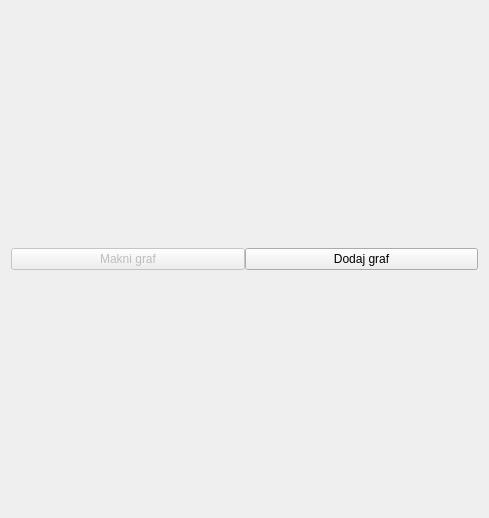
Qt form app/view/ui_files/pomocni_grafovi_widget.ui (kluksa/kontrola-podataka) before a commit.
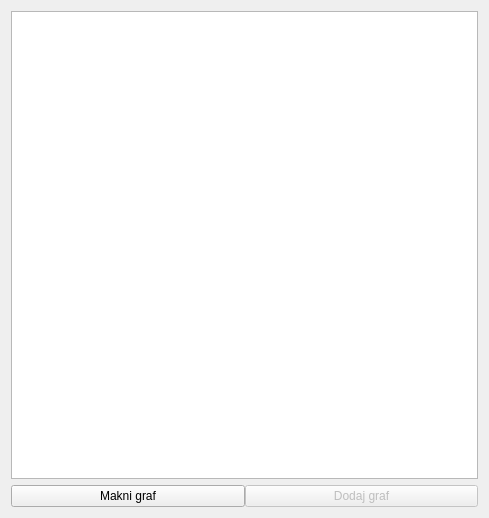
The same form after that commit.

The edit to the form file:
```diff
--- a/app/view/ui_files/pomocni_grafovi_widget.ui
+++ b/app/view/ui_files/pomocni_grafovi_widget.ui
@@ -14,6 +14,9 @@
    <string>Form</string>
   </property>
   <layout class="QVBoxLayout" name="verticalLayout_2">
+   <item>
+    <widget class="QTreeView" name="treeView"/>
+   </item>
    <item>
     <layout class="QVBoxLayout" name="tableViewLayout">
      <property name="spacing">
@@ -29,7 +32,7 @@
      <item>
       <widget class="QPushButton" name="makniGrafGumb">
        <property name="enabled">
-        <bool>false</bool>
+        <bool>true</bool>
        </property>
        <property name="sizePolicy">
         <sizepolicy hsizetype="Minimum" vsizetype="Fixed">
@@ -44,6 +47,9 @@
      </item>
      <item>
       <widget class="QPushButton" name="dodajGrafGumb">
+       <property name="enabled">
+        <bool>false</bool>
+       </property>
        <property name="text">
         <string>Dodaj graf</string>
        </property>
```
